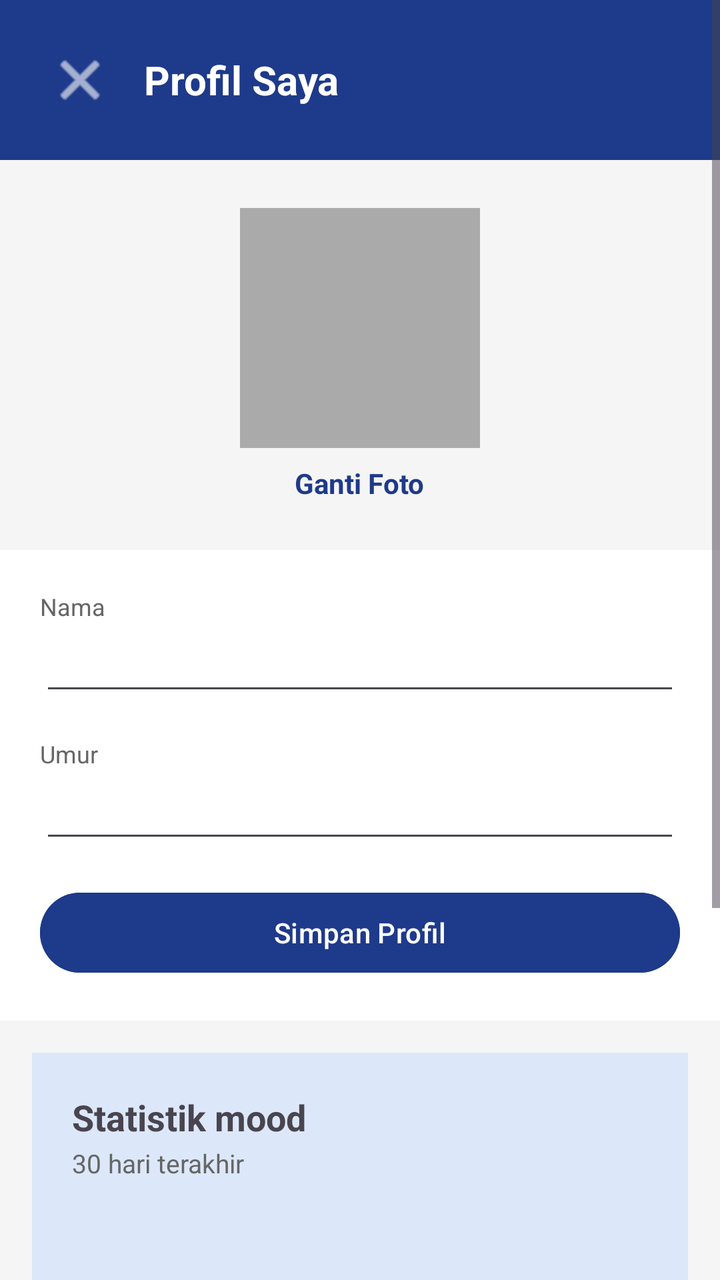
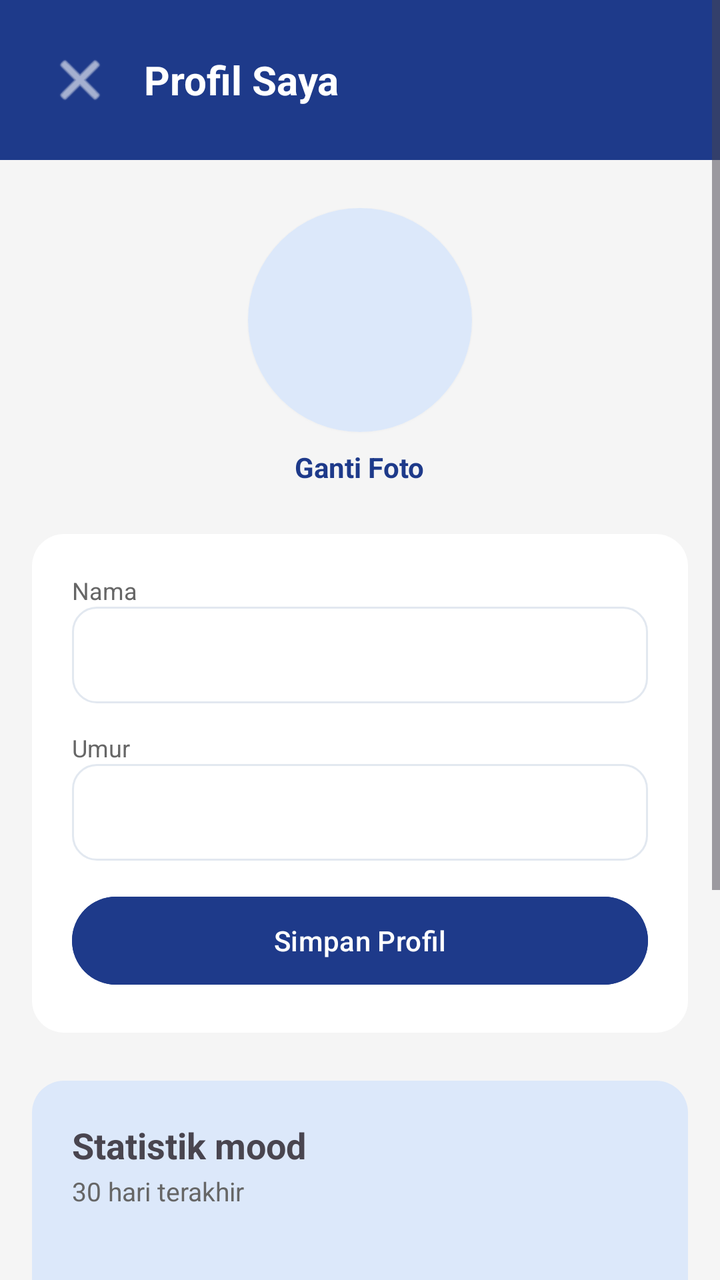

Compare the two renders of this Android layout. The source of the first and the diff that turns it into the second are given below.
<!-- AndroidManifest.xml: application theme Theme.RuangTenang -->
<!-- res/layout/activity_profile.xml -->
<?xml version="1.0" encoding="utf-8"?>
<ScrollView xmlns:android="http://schemas.android.com/apk/res/android"
    xmlns:app="http://schemas.android.com/apk/res-auto"
    android:layout_width="match_parent"
    android:layout_height="match_parent"
    android:background="#F5F5F5">

    <LinearLayout
        android:layout_width="match_parent"
        android:layout_height="wrap_content"
        android:orientation="vertical">

        <LinearLayout
            android:layout_width="match_parent"
            android:layout_height="wrap_content"
            android:background="@color/primary"
            android:orientation="horizontal"
            android:gravity="center_vertical"
            android:padding="20dp">

            <ImageButton
                android:id="@+id/btn_back"
                android:layout_width="40dp"
                android:layout_height="40dp"
                android:background="?attr/selectableItemBackgroundBorderless"
                android:src="@android:drawable/ic_menu_close_clear_cancel"
                app:tint="#FFFFFF" />

            <TextView
                android:layout_width="0dp"
                android:layout_height="wrap_content"
                android:layout_weight="1"
                android:layout_marginStart="12dp"
                android:text="Profil Saya"
                android:textColor="#FFFFFF"
                android:textSize="20sp"
                android:textStyle="bold" />
        </LinearLayout>

        <LinearLayout
            android:layout_width="match_parent"
            android:layout_height="wrap_content"
            android:orientation="vertical"
            android:gravity="center"
            android:padding="24dp">

            <androidx.appcompat.widget.AppCompatImageView
                android:id="@+id/iv_profile_photo"
                android:layout_width="120dp"
                android:layout_height="120dp"
                android:background="@android:color/darker_gray"
                android:scaleType="centerCrop"
                android:src="@android:drawable/sym_def_app_icon" />

            <TextView
                android:id="@+id/tv_change_photo"
                android:layout_width="wrap_content"
                android:layout_height="wrap_content"
                android:layout_marginTop="8dp"
                android:text="Ganti Foto"
                android:textColor="@color/primary"
                android:textStyle="bold" />
        </LinearLayout>

        <LinearLayout
            android:layout_width="match_parent"
            android:layout_height="wrap_content"
            android:orientation="vertical"
            android:background="@android:color/white"
            android:padding="20dp">

            <TextView
                android:layout_width="wrap_content"
                android:layout_height="wrap_content"
                android:text="Nama"
                android:textColor="#666666"
                android:textSize="12sp" />

            <EditText
                android:id="@+id/et_profile_username"
                android:layout_width="match_parent"
                android:layout_height="wrap_content"
                android:inputType="text"
                android:layout_marginBottom="16dp" />

            <TextView
                android:layout_width="wrap_content"
                android:layout_height="wrap_content"
                android:text="Umur"
                android:textColor="#666666"
                android:textSize="12sp" />

            <EditText
                android:id="@+id/et_profile_age"
                android:layout_width="match_parent"
                android:layout_height="wrap_content"
                android:inputType="number"
                android:layout_marginBottom="16dp" />

            <Button
                android:id="@+id/btn_save_profile"
                android:layout_width="match_parent"
                android:layout_height="wrap_content"
                android:text="Simpan Profil"
                android:backgroundTint="@color/primary"
                android:textColor="#FFFFFF" />
        </LinearLayout>

        <LinearLayout
            android:layout_width="match_parent"
            android:layout_height="wrap_content"
            android:orientation="vertical"
            android:background="#DCE8FA"
            android:layout_margin="16dp"
            android:padding="20dp">

            <TextView
                android:layout_width="wrap_content"
                android:layout_height="wrap_content"
                android:text="Statistik mood"
                android:textSize="18sp"
                android:textStyle="bold" />

            <TextView
                android:layout_width="wrap_content"
                android:layout_height="wrap_content"
                android:layout_marginTop="2dp"
                android:text="30 hari terakhir"
                android:textColor="#666666"
                android:textSize="13sp" />

            <LinearLayout
                android:id="@+id/layout_mood_chart"
                android:layout_width="match_parent"
                android:layout_height="180dp"
                android:layout_marginTop="16dp"
                android:orientation="horizontal"
                android:gravity="bottom" />

        </LinearLayout>

        <Button
            android:id="@+id/btn_logout"
            android:layout_width="match_parent"
            android:layout_height="wrap_content"
            android:layout_margin="16dp"
            android:text="Logout"
            android:backgroundTint="#EF5350"
            android:textColor="#FFFFFF" />

    </LinearLayout>
</ScrollView>
<!-- resources referenced by this layout -->
<resources>
  <color name="primary">#1E3A8A</color>
  <style name="Theme.RuangTenang" parent="Base.Theme.RuangTenang" />
  <style name="Base.Theme.RuangTenang" parent="Theme.Material3.DayNight.NoActionBar">
          <item name="colorPrimary">@color/primary</item>
          <item name="colorPrimaryVariant">@color/primary</item>
          <item name="colorOnPrimary">@color/white</item>
          <item name="colorSecondaryContainer">#DCE8FB</item>
          <item name="colorOnSecondaryContainer">@color/primary</item>
          <item name="android:statusBarColor">@color/primary</item>
      </style>
  <color name="white">#FFFFFFFF</color>
</resources>

<!-- the commit's change to res/layout/activity_profile.xml (unified diff, before → after) -->
@@ -44,13 +44,20 @@
             android:gravity="center"
             android:padding="24dp">
 
-            <androidx.appcompat.widget.AppCompatImageView
-                android:id="@+id/iv_profile_photo"
-                android:layout_width="120dp"
-                android:layout_height="120dp"
-                android:background="@android:color/darker_gray"
-                android:scaleType="centerCrop"
-                android:src="@android:drawable/sym_def_app_icon" />
+            <androidx.cardview.widget.CardView
+                android:layout_width="112dp"
+                android:layout_height="112dp"
+                app:cardCornerRadius="56dp"
+                app:cardElevation="2dp">
+
+                <androidx.appcompat.widget.AppCompatImageView
+                    android:id="@+id/iv_profile_photo"
+                    android:layout_width="match_parent"
+                    android:layout_height="match_parent"
+                    android:background="#DCE8FA"
+                    android:scaleType="centerCrop"
+                    android:src="@android:drawable/sym_def_app_icon" />
+            </androidx.cardview.widget.CardView>
 
             <TextView
                 android:id="@+id/tv_change_photo"
@@ -66,7 +73,9 @@
             android:layout_width="match_parent"
             android:layout_height="wrap_content"
             android:orientation="vertical"
-            android:background="@android:color/white"
+            android:background="@drawable/bg_profile_card"
+            android:layout_marginHorizontal="16dp"
+            android:layout_marginBottom="8dp"
             android:padding="20dp">
 
             <TextView
@@ -78,10 +87,10 @@
 
             <EditText
                 android:id="@+id/et_profile_username"
+                style="@style/InputField"
                 android:layout_width="match_parent"
                 android:layout_height="wrap_content"
-                android:inputType="text"
-                android:layout_marginBottom="16dp" />
+                android:inputType="text" />
 
             <TextView
                 android:layout_width="wrap_content"
@@ -92,15 +101,15 @@
 
             <EditText
                 android:id="@+id/et_profile_age"
+                style="@style/InputField"
                 android:layout_width="match_parent"
                 android:layout_height="wrap_content"
-                android:inputType="number"
-                android:layout_marginBottom="16dp" />
+                android:inputType="number" />
 
             <Button
                 android:id="@+id/btn_save_profile"
                 android:layout_width="match_parent"
-                android:layout_height="wrap_content"
+                android:layout_height="52dp"
                 android:text="Simpan Profil"
                 android:backgroundTint="@color/primary"
                 android:textColor="#FFFFFF" />
@@ -110,7 +119,7 @@
             android:layout_width="match_parent"
             android:layout_height="wrap_content"
             android:orientation="vertical"
-            android:background="#DCE8FA"
+            android:background="@drawable/bg_stats_card"
             android:layout_margin="16dp"
             android:padding="20dp">
 
@@ -142,7 +151,7 @@
         <Button
             android:id="@+id/btn_logout"
             android:layout_width="match_parent"
-            android:layout_height="wrap_content"
+            android:layout_height="52dp"
             android:layout_margin="16dp"
             android:text="Logout"
             android:backgroundTint="#EF5350"
<!-- resource entries referenced after the edit -->
@@ -1,7 +1,34 @@
 <!-- resources referenced by this layout -->
 <resources>
   <color name="primary">#1E3A8A</color>
+  <!-- drawable bg_profile_card (drawable) -->
+  <?xml version="1.0" encoding="utf-8"?>
+  <shape xmlns:android="http://schemas.android.com/apk/res/android">
+      <solid android:color="@android:color/white" />
+      <corners android:radius="16dp" />
+  </shape>
+  <!-- drawable bg_stats_card (drawable) -->
+  <?xml version="1.0" encoding="utf-8"?>
+  <shape xmlns:android="http://schemas.android.com/apk/res/android">
+      <solid android:color="#DCE8FA" />
+      <corners android:radius="16dp" />
+  </shape>
+  <style name="InputField">
+          <item name="android:background">@drawable/selector_input_field</item>
+          <item name="android:padding">14dp</item>
+          <item name="android:textSize">15sp</item>
+          <item name="android:textColor">@color/textPrimary</item>
+          <item name="android:textColorHint">#94A3B8</item>
+          <item name="android:layout_marginBottom">14dp</item>
+      </style>
   <style name="Theme.RuangTenang" parent="Base.Theme.RuangTenang" />
+  <!-- drawable selector_input_field (drawable) -->
+  <?xml version="1.0" encoding="utf-8"?>
+  <selector xmlns:android="http://schemas.android.com/apk/res/android">
+      <item android:state_focused="true" android:drawable="@drawable/bg_input_field_focused" />
+      <item android:drawable="@drawable/bg_input_field" />
+  </selector>
+  <color name="textPrimary">#1e293b</color>
   <style name="Base.Theme.RuangTenang" parent="Theme.Material3.DayNight.NoActionBar">
           <item name="colorPrimary">@color/primary</item>
           <item name="colorPrimaryVariant">@color/primary</item>
@@ -10,6 +37,21 @@
           <item name="colorOnSecondaryContainer">@color/primary</item>
           <item name="android:statusBarColor">@color/primary</item>
       </style>
+  <!-- drawable bg_input_field_focused (drawable) -->
+  <?xml version="1.0" encoding="utf-8"?>
+  <shape xmlns:android="http://schemas.android.com/apk/res/android">
+      <solid android:color="@android:color/white" />
+      <corners android:radius="12dp" />
+      <stroke android:width="1.5dp" android:color="@color/primaryLight" />
+  </shape>
+  <!-- drawable bg_input_field (drawable) -->
+  <?xml version="1.0" encoding="utf-8"?>
+  <shape xmlns:android="http://schemas.android.com/apk/res/android">
+      <solid android:color="@android:color/white" />
+      <corners android:radius="12dp" />
+      <stroke android:width="1dp" android:color="#E2E8F0" />
+  </shape>
   <color name="white">#FFFFFFFF</color>
+  <color name="primaryLight">#3B82F6</color>
 </resources>
 
